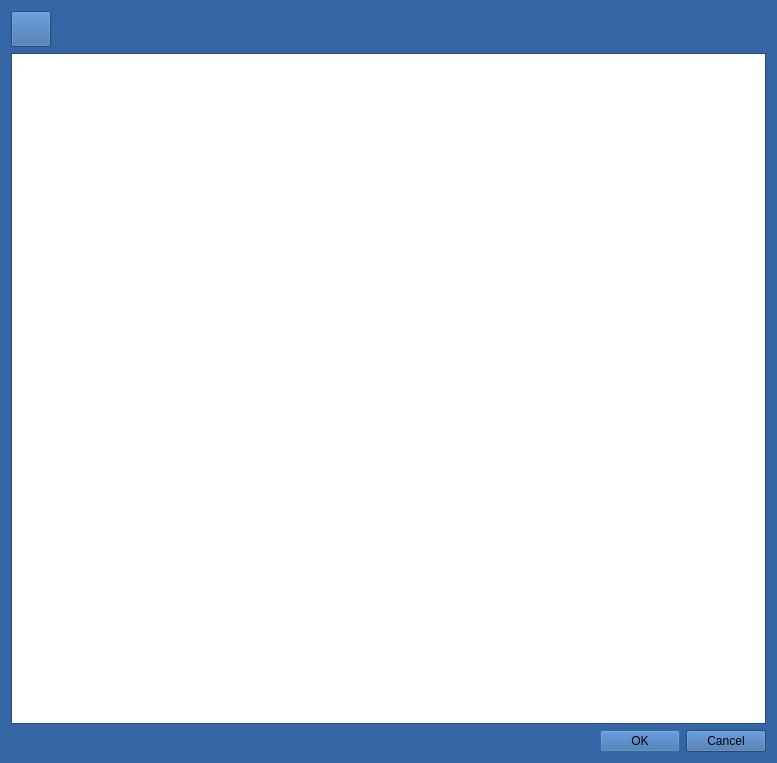
militia11/shoes, file wkladkaDialog.ui: the form before one commit.
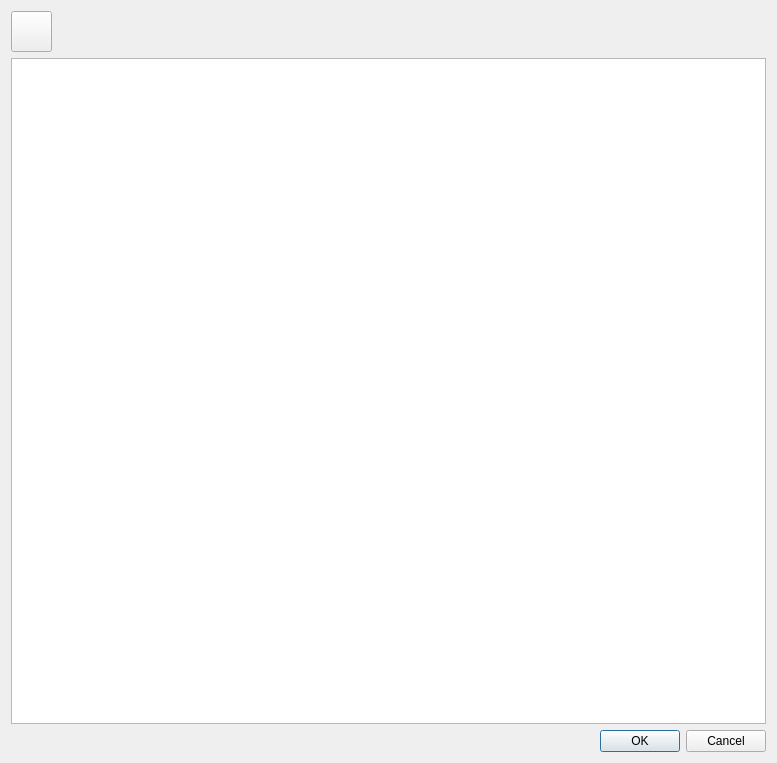
The form after the commit. Icons and pictures are not drawn.

```diff
--- a/wkladkaDialog.ui
+++ b/wkladkaDialog.ui
@@ -10,421 +10,6 @@
     <height>763</height>
    </rect>
   </property>
-  <property name="palette">
-   <palette>
-    <active>
-     <colorrole role="WindowText">
-      <brush brushstyle="SolidPattern">
-       <color alpha="255">
-        <red>0</red>
-        <green>0</green>
-        <blue>0</blue>
-       </color>
-      </brush>
-     </colorrole>
-     <colorrole role="Button">
-      <brush brushstyle="SolidPattern">
-       <color alpha="255">
-        <red>52</red>
-        <green>101</green>
-        <blue>164</blue>
-       </color>
-      </brush>
-     </colorrole>
-     <colorrole role="Light">
-      <brush brushstyle="SolidPattern">
-       <color alpha="255">
-        <red>78</red>
-        <green>152</green>
-        <blue>246</blue>
-       </color>
-      </brush>
-     </colorrole>
-     <colorrole role="Midlight">
-      <brush brushstyle="SolidPattern">
-       <color alpha="255">
-        <red>65</red>
-        <green>126</green>
-        <blue>205</blue>
-       </color>
-      </brush>
-     </colorrole>
-     <colorrole role="Dark">
-      <brush brushstyle="SolidPattern">
-       <color alpha="255">
-        <red>26</red>
-        <green>50</green>
-        <blue>82</blue>
-       </color>
-      </brush>
-     </colorrole>
-     <colorrole role="Mid">
-      <brush brushstyle="SolidPattern">
-       <color alpha="255">
-        <red>34</red>
-        <green>67</green>
-        <blue>109</blue>
-       </color>
-      </brush>
-     </colorrole>
-     <colorrole role="Text">
-      <brush brushstyle="SolidPattern">
-       <color alpha="255">
-        <red>0</red>
-        <green>0</green>
-        <blue>0</blue>
-       </color>
-      </brush>
-     </colorrole>
-     <colorrole role="BrightText">
-      <brush brushstyle="SolidPattern">
-       <color alpha="255">
-        <red>255</red>
-        <green>255</green>
-        <blue>255</blue>
-       </color>
-      </brush>
-     </colorrole>
-     <colorrole role="ButtonText">
-      <brush brushstyle="SolidPattern">
-       <color alpha="255">
-        <red>0</red>
-        <green>0</green>
-        <blue>0</blue>
-       </color>
-      </brush>
-     </colorrole>
-     <colorrole role="Base">
-      <brush brushstyle="SolidPattern">
-       <color alpha="255">
-        <red>255</red>
-        <green>255</green>
-        <blue>255</blue>
-       </color>
-      </brush>
-     </colorrole>
-     <colorrole role="Window">
-      <brush brushstyle="SolidPattern">
-       <color alpha="255">
-        <red>52</red>
-        <green>101</green>
-        <blue>164</blue>
-       </color>
-      </brush>
-     </colorrole>
-     <colorrole role="Shadow">
-      <brush brushstyle="SolidPattern">
-       <color alpha="255">
-        <red>0</red>
-        <green>0</green>
-        <blue>0</blue>
-       </color>
-      </brush>
-     </colorrole>
-     <colorrole role="AlternateBase">
-      <brush brushstyle="SolidPattern">
-       <color alpha="255">
-        <red>153</red>
-        <green>178</green>
-        <blue>209</blue>
-       </color>
-      </brush>
-     </colorrole>
-     <colorrole role="ToolTipBase">
-      <brush brushstyle="SolidPattern">
-       <color alpha="255">
-        <red>255</red>
-        <green>255</green>
-        <blue>220</blue>
-       </color>
-      </brush>
-     </colorrole>
-     <colorrole role="ToolTipText">
-      <brush brushstyle="SolidPattern">
-       <color alpha="255">
-        <red>0</red>
-        <green>0</green>
-        <blue>0</blue>
-       </color>
-      </brush>
-     </colorrole>
-    </active>
-    <inactive>
-     <colorrole role="WindowText">
-      <brush brushstyle="SolidPattern">
-       <color alpha="255">
-        <red>0</red>
-        <green>0</green>
-        <blue>0</blue>
-       </color>
-      </brush>
-     </colorrole>
-     <colorrole role="Button">
-      <brush brushstyle="SolidPattern">
-       <color alpha="255">
-        <red>52</red>
-        <green>101</green>
-        <blue>164</blue>
-       </color>
-      </brush>
-     </colorrole>
-     <colorrole role="Light">
-      <brush brushstyle="SolidPattern">
-       <color alpha="255">
-        <red>78</red>
-        <green>152</green>
-        <blue>246</blue>
-       </color>
-      </brush>
-     </colorrole>
-     <colorrole role="Midlight">
-      <brush brushstyle="SolidPattern">
-       <color alpha="255">
-        <red>65</red>
-        <green>126</green>
-        <blue>205</blue>
-       </color>
-      </brush>
-     </colorrole>
-     <colorrole role="Dark">
-      <brush brushstyle="SolidPattern">
-       <color alpha="255">
-        <red>26</red>
-        <green>50</green>
-        <blue>82</blue>
-       </color>
-      </brush>
-     </colorrole>
-     <colorrole role="Mid">
-      <brush brushstyle="SolidPattern">
-       <color alpha="255">
-        <red>34</red>
-        <green>67</green>
-        <blue>109</blue>
-       </color>
-      </brush>
-     </colorrole>
-     <colorrole role="Text">
-      <brush brushstyle="SolidPattern">
-       <color alpha="255">
-        <red>0</red>
-        <green>0</green>
-        <blue>0</blue>
-       </color>
-      </brush>
-     </colorrole>
-     <colorrole role="BrightText">
-      <brush brushstyle="SolidPattern">
-       <color alpha="255">
-        <red>255</red>
-        <green>255</green>
-        <blue>255</blue>
-       </color>
-      </brush>
-     </colorrole>
-     <colorrole role="ButtonText">
-      <brush brushstyle="SolidPattern">
-       <color alpha="255">
-        <red>0</red>
-        <green>0</green>
-        <blue>0</blue>
-       </color>
-      </brush>
-     </colorrole>
-     <colorrole role="Base">
-      <brush brushstyle="SolidPattern">
-       <color alpha="255">
-        <red>255</red>
-        <green>255</green>
-        <blue>255</blue>
-       </color>
-      </brush>
-     </colorrole>
-     <colorrole role="Window">
-      <brush brushstyle="SolidPattern">
-       <color alpha="255">
-        <red>52</red>
-        <green>101</green>
-        <blue>164</blue>
-       </color>
-      </brush>
-     </colorrole>
-     <colorrole role="Shadow">
-      <brush brushstyle="SolidPattern">
-       <color alpha="255">
-        <red>0</red>
-        <green>0</green>
-        <blue>0</blue>
-       </color>
-      </brush>
-     </colorrole>
-     <colorrole role="AlternateBase">
-      <brush brushstyle="SolidPattern">
-       <color alpha="255">
-        <red>153</red>
-        <green>178</green>
-        <blue>209</blue>
-       </color>
-      </brush>
-     </colorrole>
-     <colorrole role="ToolTipBase">
-      <brush brushstyle="SolidPattern">
-       <color alpha="255">
-        <red>255</red>
-        <green>255</green>
-        <blue>220</blue>
-       </color>
-      </brush>
-     </colorrole>
-     <colorrole role="ToolTipText">
-      <brush brushstyle="SolidPattern">
-       <color alpha="255">
-        <red>0</red>
-        <green>0</green>
-        <blue>0</blue>
-       </color>
-      </brush>
-     </colorrole>
-    </inactive>
-    <disabled>
-     <colorrole role="WindowText">
-      <brush brushstyle="SolidPattern">
-       <color alpha="255">
-        <red>26</red>
-        <green>50</green>
-        <blue>82</blue>
-       </color>
-      </brush>
-     </colorrole>
-     <colorrole role="Button">
-      <brush brushstyle="SolidPattern">
-       <color alpha="255">
-        <red>52</red>
-        <green>101</green>
-        <blue>164</blue>
-       </color>
-      </brush>
-     </colorrole>
-     <colorrole role="Light">
-      <brush brushstyle="SolidPattern">
-       <color alpha="255">
-        <red>78</red>
-        <green>152</green>
-        <blue>246</blue>
-       </color>
-      </brush>
-     </colorrole>
-     <colorrole role="Midlight">
-      <brush brushstyle="SolidPattern">
-       <color alpha="255">
-        <red>65</red>
-        <green>126</green>
-        <blue>205</blue>
-       </color>
-      </brush>
-     </colorrole>
-     <colorrole role="Dark">
-      <brush brushstyle="SolidPattern">
-       <color alpha="255">
-        <red>26</red>
-        <green>50</green>
-        <blue>82</blue>
-       </color>
-      </brush>
-     </colorrole>
-     <colorrole role="Mid">
-      <brush brushstyle="SolidPattern">
-       <color alpha="255">
-        <red>34</red>
-        <green>67</green>
-        <blue>109</blue>
-       </color>
-      </brush>
-     </colorrole>
-     <colorrole role="Text">
-      <brush brushstyle="SolidPattern">
-       <color alpha="255">
-        <red>26</red>
-        <green>50</green>
-        <blue>82</blue>
-       </color>
-      </brush>
-     </colorrole>
-     <colorrole role="BrightText">
-      <brush brushstyle="SolidPattern">
-       <color alpha="255">
-        <red>255</red>
-        <green>255</green>
-        <blue>255</blue>
-       </color>
-      </brush>
-     </colorrole>
-     <colorrole role="ButtonText">
-      <brush brushstyle="SolidPattern">
-       <color alpha="255">
-        <red>26</red>
-        <green>50</green>
-        <blue>82</blue>
-       </color>
-      </brush>
-     </colorrole>
-     <colorrole role="Base">
-      <brush brushstyle="SolidPattern">
-       <color alpha="255">
-        <red>52</red>
-        <green>101</green>
-        <blue>164</blue>
-       </color>
-      </brush>
-     </colorrole>
-     <colorrole role="Window">
-      <brush brushstyle="SolidPattern">
-       <color alpha="255">
-        <red>52</red>
-        <green>101</green>
-        <blue>164</blue>
-       </color>
-      </brush>
-     </colorrole>
-     <colorrole role="Shadow">
-      <brush brushstyle="SolidPattern">
-       <color alpha="255">
-        <red>0</red>
-        <green>0</green>
-        <blue>0</blue>
-       </color>
-      </brush>
-     </colorrole>
-     <colorrole role="AlternateBase">
-      <brush brushstyle="SolidPattern">
-       <color alpha="255">
-        <red>52</red>
-        <green>101</green>
-        <blue>164</blue>
-       </color>
-      </brush>
-     </colorrole>
-     <colorrole role="ToolTipBase">
-      <brush brushstyle="SolidPattern">
-       <color alpha="255">
-        <red>255</red>
-        <green>255</green>
-        <blue>220</blue>
-       </color>
-      </brush>
-     </colorrole>
-     <colorrole role="ToolTipText">
-      <brush brushstyle="SolidPattern">
-       <color alpha="255">
-        <red>0</red>
-        <green>0</green>
-        <blue>0</blue>
-       </color>
-      </brush>
-     </colorrole>
-    </disabled>
-   </palette>
-  </property>
   <property name="windowTitle">
    <string>Wkładki</string>
   </property>
@@ -441,8 +26,8 @@
        </property>
        <property name="minimumSize">
         <size>
-         <width>36</width>
-         <height>36</height>
+         <width>41</width>
+         <height>41</height>
         </size>
        </property>
        <property name="toolTip">
```
